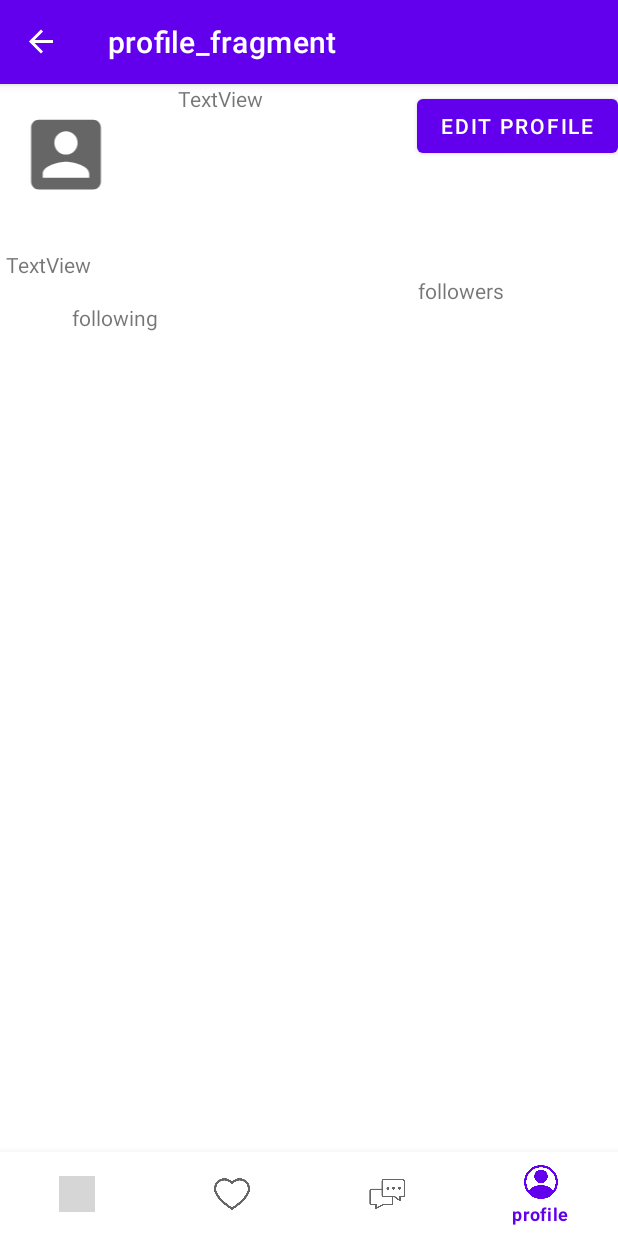
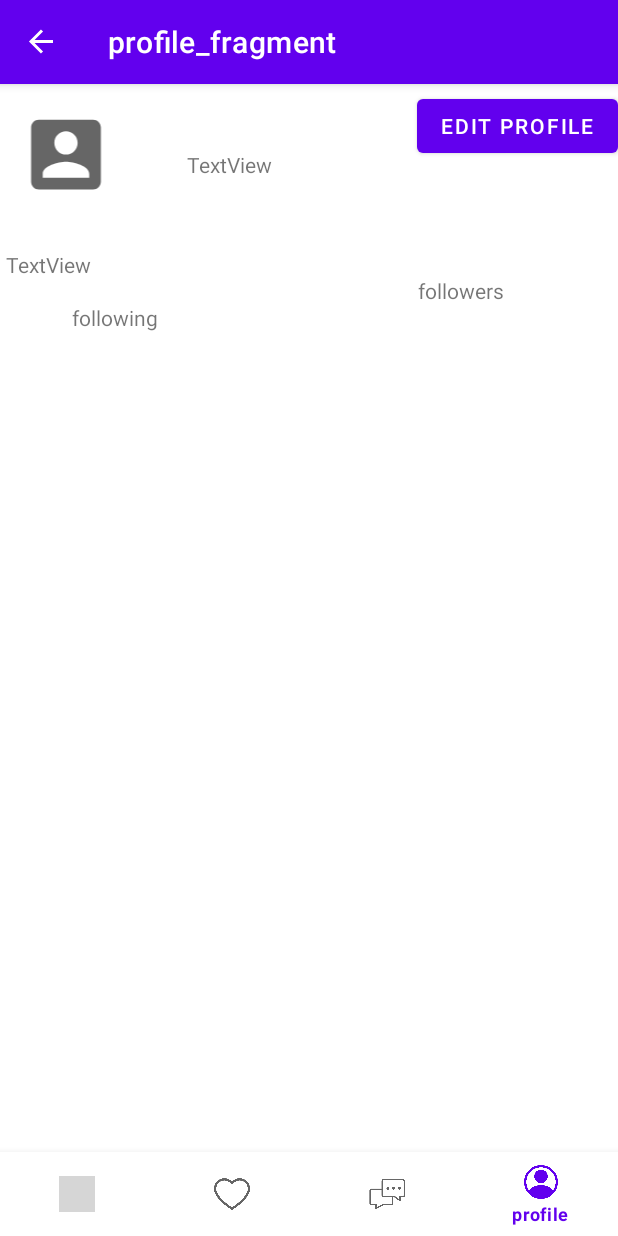
Before and after one commit to Asma-Almahdawi/Books, an Android app: the screen it shows after launch (MainActivity), item 4 of the bottom bar chosen, on a phone screen of 412 x 824 dp. Run offline under Robolectric (Android 15) with nearby library versions, the phone set to English and light mode, and no system bars; our stand-ins replace Firebase (no records; nobody signed in at launch, a user with empty details on screens opened directly), navigation-ui; libraries missing offline, so code that uses them is left out: com.squareup.okhttp; pictures from the network do not load; 1 statement that could not run was skipped; grey boxes are pictures that could not be loaded.

Commit message:
pdf file

```diff
--- a/app/src/main/java/com/example/books/MyApp.kt
+++ b/app/src/main/java/com/example/books/MyApp.kt
@@ -1,9 +1,12 @@
 package com.example.books
 
 import android.app.Application
+import android.app.NotificationChannel
+import android.app.NotificationManager
 import com.example.books.database.BookDatabaseRepo
 import com.example.books.database.DatabaseRepo
 
+const val CHANNEL_NOTIFICATION_ID = "HELLO"
 class MyApp :Application(){
 
     override fun onCreate() {
@@ -11,6 +14,22 @@ class MyApp :Application(){
 
         DatabaseRepo.initiliza(this)
         BookDatabaseRepo.initiliza(this)
-    }
+
+
+
+        val channelName = resources.getString(R.string.notification_channel_name)
+
+        val channelImportance = NotificationManager.IMPORTANCE_DEFAULT
+
+        val channel = NotificationChannel(CHANNEL_NOTIFICATION_ID,channelName,
+            channelImportance)
+
+
+        val notificationManager =
+            getSystemService(NotificationManager::class.java)
+
+        notificationManager.createNotificationChannel(channel)
+
 
 }
+}
--- /dev/null
+++ b/app/src/main/java/com/example/books/commentFragment/NotificationReceiver.kt
@@ -0,0 +1,33 @@
+package com.example.books.commentFragment
+
+import android.app.Activity
+import android.app.Notification
+import android.content.BroadcastReceiver
+import android.content.Context
+import android.content.Intent
+import android.util.Log
+import androidx.core.app.NotificationManagerCompat
+
+private const val TAG = "NotificationRecevier"
+//class NotificationReceiver: BroadcastReceiver() {
+////    override fun onReceive(context: Context?, intent: Intent?) {
+////        Log.d(TAG , "received broadcast ${intent?.action}")
+////
+////
+////        if (resultCode != Activity.RESULT_OK ){
+////            return
+////        }
+////
+////        val notification: Notification = intent?.getParcelableExtra(
+////            Worker.NOTIFICATIN
+////        )!!
+////
+////        val notificationManager = NotificationManagerCompat
+////            .from(context!!)
+////
+////        notificationManager.notify(0,notification)
+////
+////
+////
+////    }
+//}
--- a/app/src/main/res/layout/login_fragment.xml
+++ b/app/src/main/res/layout/login_fragment.xml
@@ -14,7 +14,7 @@
         android:layout_marginStart="16dp"
         android:layout_marginTop="120dp"
         android:ems="10"
-        android:hint="email"
+        android:hint="@string/email"
         android:inputType="textPersonName"
         android:minHeight="48dp"
         app:layout_constraintStart_toStartOf="parent"
@@ -27,7 +27,7 @@
         android:layout_marginStart="16dp"
         android:layout_marginTop="52dp"
         android:ems="10"
-        android:hint="password"
+        android:hint="@string/password"
         android:inputType="textPersonName"
         android:minHeight="48dp"
         app:layout_constraintStart_toStartOf="parent"
--- a/app/src/main/res/layout/profile_fragment.xml
+++ b/app/src/main/res/layout/profile_fragment.xml
@@ -30,7 +30,7 @@
         android:layout_width="wrap_content"
         android:layout_height="wrap_content"
         android:layout_marginTop="4dp"
-        android:text="Edit profile"
+        android:text="@string/edit_profile"
         app:layout_constraintEnd_toEndOf="parent"
         app:layout_constraintTop_toTopOf="parent" />
 
@@ -58,11 +58,12 @@
         android:id="@+id/usernameTv"
         android:layout_width="wrap_content"
         android:layout_height="wrap_content"
-        android:text="TextView"
+        android:layout_marginTop="44dp"
+        android:text="@string/textview"
         app:layout_constraintEnd_toStartOf="@+id/editProfileBtn"
-        app:layout_constraintHorizontal_bias="0.251"
+        app:layout_constraintHorizontal_bias="0.294"
         app:layout_constraintStart_toEndOf="@+id/user_image"
-        tools:layout_editor_absoluteY="33dp" />
+        app:layout_constraintTop_toTopOf="parent" />
 
     <TextView
         android:id="@+id/bioTv"
--- a/app/src/main/res/navigation/navigation.xml
+++ b/app/src/main/res/navigation/navigation.xml
@@ -83,8 +83,20 @@
         <action
             android:id="@+id/action_bookDetailsFragment_to_profileFragment"
             app:destination="@id/profileFragment" />
+        <action
+            android:id="@+id/action_bookDetailsFragment_to_pdfViewFragment"
+            app:destination="@id/pdfViewFragment" />
     </fragment>
     <action
         android:id="@+id/action_global_booksFragment"
         app:destination="@id/booksFragment" />
+    <fragment
+        android:id="@+id/pdfViewFragment"
+        android:name="com.example.books.fragments.bookdetails.PdfViewFragment"
+        android:label="fragment_pdf_view"
+        tools:layout="@layout/fragment_pdf_view" >
+        <argument
+            android:name="bookId"
+            app:argType="string" />
+    </fragment>
 </navigation>
```
Also changed, not shown: app/src/main/AndroidManifest.xml (+13 -0 lines), app/src/main/java/com/example/books/commentFragment/BooksActivity.kt (added, +31 -0 lines), app/src/main/java/com/example/books/commentFragment/Worker.kt (added, +52 -0 lines), app/src/main/java/com/example/books/database/BookDatabaseRepo.kt (+15 -0 lines), app/src/main/java/com/example/books/database/DatabaseRepo.kt (+9 -9 lines), app/src/main/java/com/example/books/fragments/bookdetails/BookDetailsFragment.kt (+7 -0 lines), app/src/main/java/com/example/books/fragments/bookdetails/PdfViewFragment.kt (added, +79 -0 lines), app/src/main/java/com/example/books/fragments/bookdetails/PdfViewViewModel.kt (added, +7 -0 lines), app/src/main/java/com/example/books/fragments/loginfragment/LoginFragment.kt (+58 -3 lines), app/src/main/res/layout/fragment_book_details.xml (+4 -4 lines), app/src/main/res/layout/fragment_books.xml (+7 -7 lines), app/src/main/res/layout/fragment_pdf_view.xml (added, +13 -0 lines), app/src/main/res/values/strings.xml (+18 -0 lines), 1 other file.
